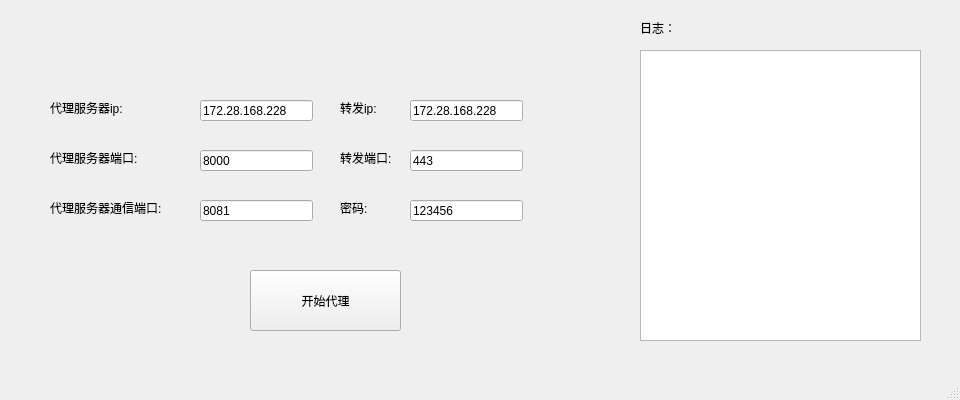
Before: the Qt Designer form proxyGUI/mainwindow.ui in qgjyf2001/cppproxy, drawn with Qt 5.
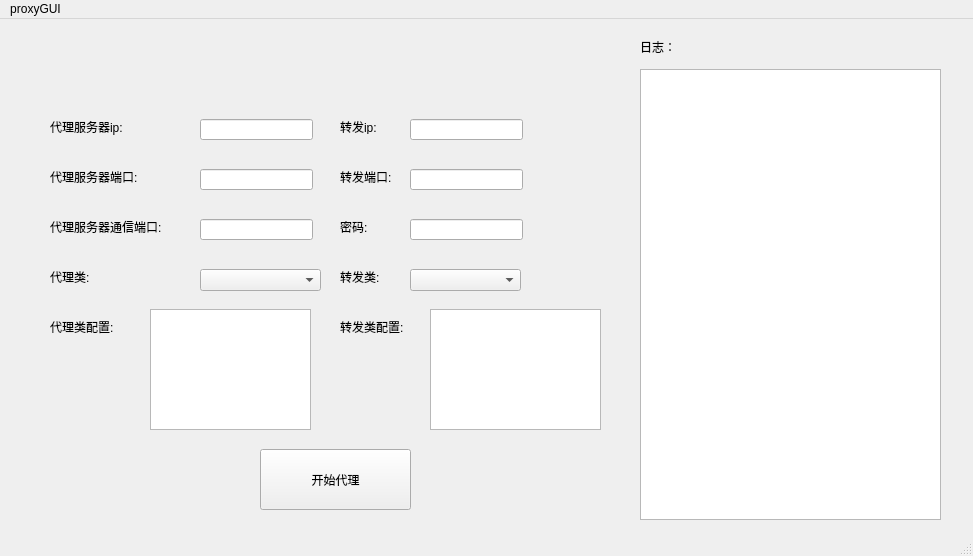
After: the same form once the commit is applied.

```diff
--- a/proxyGUI/mainwindow.ui
+++ b/proxyGUI/mainwindow.ui
@@ -6,8 +6,8 @@
    <rect>
     <x>0</x>
     <y>0</y>
-    <width>960</width>
-    <height>400</height>
+    <width>973</width>
+    <height>556</height>
    </rect>
   </property>
   <property name="windowTitle">
@@ -89,7 +89,7 @@
      </rect>
     </property>
     <property name="text">
-     <string>172.28.168.228</string>
+     <string/>
     </property>
    </widget>
    <widget class="QLineEdit" name="remoteProxyPort">
@@ -102,7 +102,7 @@
      </rect>
     </property>
     <property name="text">
-     <string>8000</string>
+     <string/>
     </property>
    </widget>
    <widget class="QLineEdit" name="remotePort">
@@ -115,7 +115,7 @@
      </rect>
     </property>
     <property name="text">
-     <string>8081</string>
+     <string/>
     </property>
    </widget>
    <widget class="QLineEdit" name="forwardIP">
@@ -128,7 +128,7 @@
      </rect>
     </property>
     <property name="text">
-     <string>172.28.168.228</string>
+     <string/>
     </property>
    </widget>
    <widget class="QLineEdit" name="forwardPort">
@@ -141,14 +141,14 @@
      </rect>
     </property>
     <property name="text">
-     <string>443</string>
+     <string/>
     </property>
    </widget>
    <widget class="QPushButton" name="pushButton">
     <property name="geometry">
      <rect>
-      <x>250</x>
-      <y>270</y>
+      <x>260</x>
+      <y>430</y>
       <width>151</width>
       <height>61</height>
      </rect>
@@ -167,7 +167,7 @@
      </rect>
     </property>
     <property name="text">
-     <string>123456</string>
+     <string/>
     </property>
    </widget>
    <widget class="QLabel" name="label_6">
@@ -188,8 +188,8 @@
      <rect>
       <x>640</x>
       <y>50</y>
-      <width>281</width>
-      <height>291</height>
+      <width>301</width>
+      <height>451</height>
      </rect>
     </property>
    </widget>
@@ -206,16 +206,116 @@
      <string>日志：</string>
     </property>
    </widget>
+   <widget class="QLabel" name="label_8">
+    <property name="geometry">
+     <rect>
+      <x>50</x>
+      <y>250</y>
+      <width>68</width>
+      <height>15</height>
+     </rect>
+    </property>
+    <property name="text">
+     <string>代理类:</string>
+    </property>
+   </widget>
+   <widget class="QLabel" name="label_9">
+    <property name="geometry">
+     <rect>
+      <x>340</x>
+      <y>250</y>
+      <width>68</width>
+      <height>15</height>
+     </rect>
+    </property>
+    <property name="text">
+     <string>转发类:</string>
+    </property>
+   </widget>
+   <widget class="QLabel" name="label_10">
+    <property name="geometry">
+     <rect>
+      <x>50</x>
+      <y>300</y>
+      <width>101</width>
+      <height>16</height>
+     </rect>
+    </property>
+    <property name="text">
+     <string>代理类配置:</string>
+    </property>
+   </widget>
+   <widget class="QLabel" name="label_11">
+    <property name="geometry">
+     <rect>
+      <x>340</x>
+      <y>300</y>
+      <width>91</width>
+      <height>16</height>
+     </rect>
+    </property>
+    <property name="text">
+     <string>转发类配置:</string>
+    </property>
+   </widget>
+   <widget class="QPlainTextEdit" name="proxyConfig">
+    <property name="geometry">
+     <rect>
+      <x>150</x>
+      <y>290</y>
+      <width>161</width>
+      <height>121</height>
+     </rect>
+    </property>
+   </widget>
+   <widget class="QPlainTextEdit" name="clientConfig">
+    <property name="geometry">
+     <rect>
+      <x>430</x>
+      <y>290</y>
+      <width>171</width>
+      <height>121</height>
+     </rect>
+    </property>
+   </widget>
+   <widget class="QComboBox" name="proxyClass">
+    <property name="geometry">
+     <rect>
+      <x>200</x>
+      <y>250</y>
+      <width>121</width>
+      <height>22</height>
+     </rect>
+    </property>
+   </widget>
+   <widget class="QComboBox" name="clientClass">
+    <property name="geometry">
+     <rect>
+      <x>410</x>
+      <y>250</y>
+      <width>111</width>
+      <height>22</height>
+     </rect>
+    </property>
+   </widget>
   </widget>
   <widget class="QMenuBar" name="menubar">
    <property name="geometry">
     <rect>
      <x>0</x>
      <y>0</y>
-     <width>960</width>
+     <width>973</width>
      <height>26</height>
     </rect>
    </property>
+   <widget class="QMenu" name="menuproxyGUI">
+    <property name="title">
+     <string>proxyGUI</string>
+    </property>
+    <addaction name="loadConfig"/>
+    <addaction name="saveConfig"/>
+   </widget>
+   <addaction name="menuproxyGUI"/>
   </widget>
   <widget class="QStatusBar" name="statusbar"/>
  </widget>
```
Left out of the diff: 12 changed lines with no effect on the pictures.
